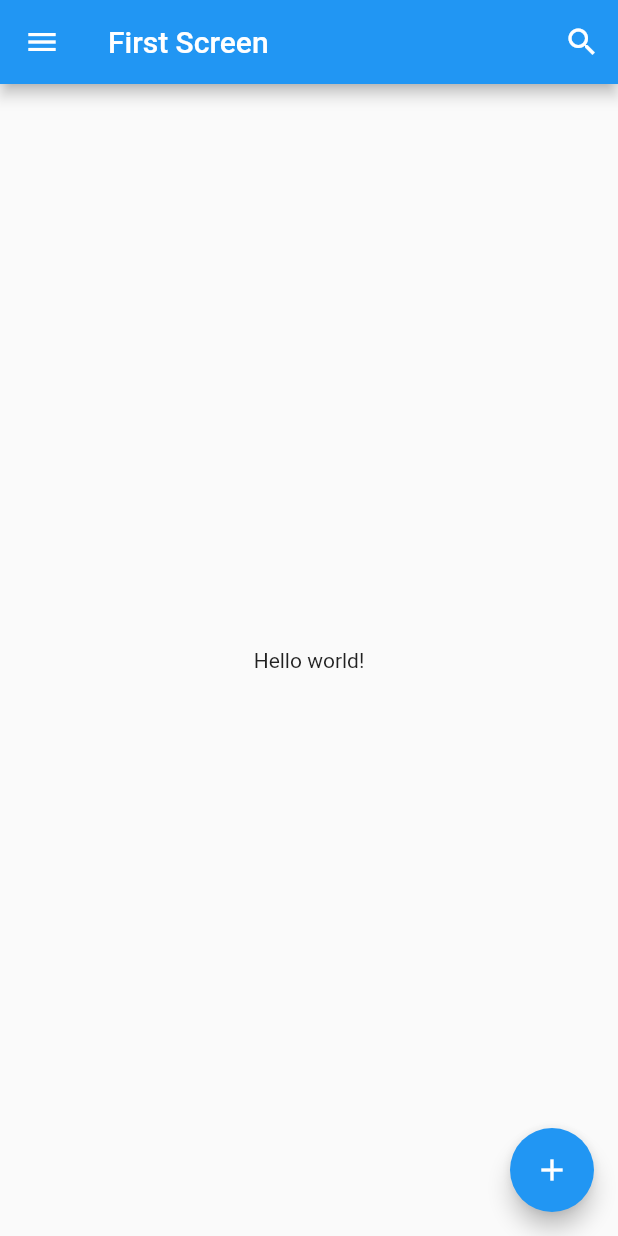
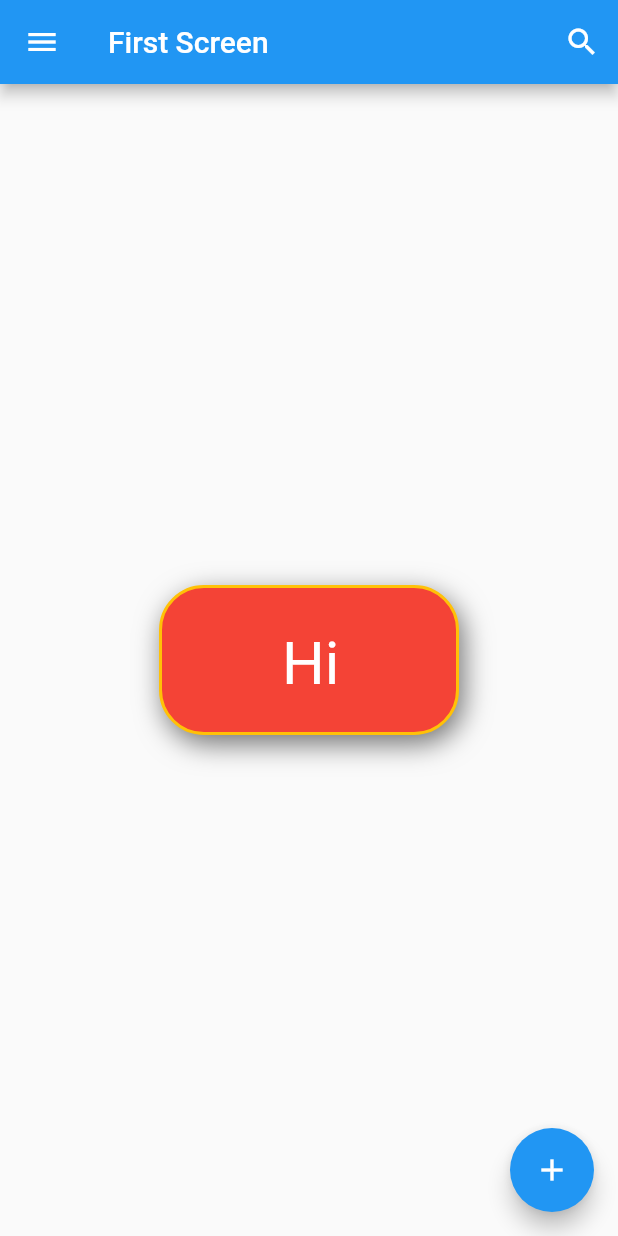
Before and after one commit to WahyuSeptiadi/FirstFlutterApps, a Flutter app: the screen it shows after launch, on a phone screen of 412 x 824 dp. Run offline on Flutter 3.47's test engine with Material 2 defaults, Android fonts, the phone set to English and light mode, and no system bars.

Commit message:
custom body with Container widget

```diff
--- a/lib/main.dart
+++ b/lib/main.dart
@@ -43,7 +43,30 @@ class FirstScreen extends StatelessWidget {
         ],
       ),
       body: Center(
-        child: Text('Hello world!'),
+        child: Container( // ini bisa diluar Center
+          child: Text(
+            'Hi',
+            style: TextStyle(fontSize: 40, color: Colors.white),
+          ),
+          // color: Colors.blue,
+          width: 200,
+          height: 100,
+          padding: EdgeInsets.only(left: 80, top: 27),
+          margin: EdgeInsets.all(10),
+          decoration: BoxDecoration(
+            color: Colors.red,
+            // shape: BoxShape.circle,
+            borderRadius: BorderRadius.circular(30),
+            boxShadow: [
+              BoxShadow(
+                color: Colors.black54,
+                offset: Offset(3, 6),
+                blurRadius: 15,
+              ),
+            ],
+            border: Border.all(color: Colors.amber, width: 2),
+          ),
+        ),
       ),
       floatingActionButton: FloatingActionButton(
         onPressed: () {},
```
